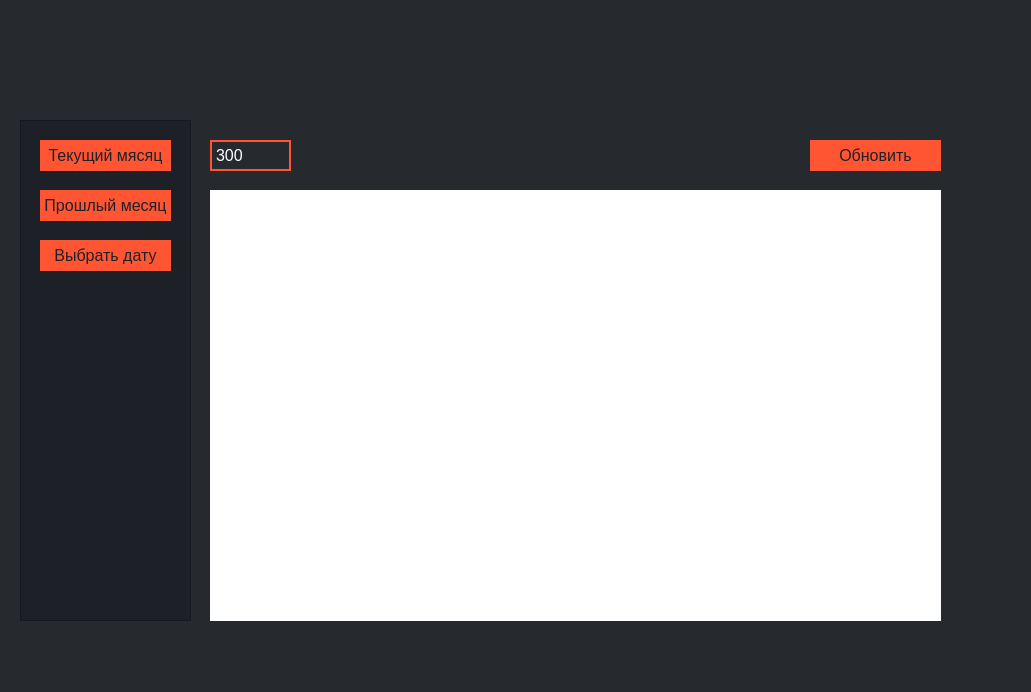
Old version of the form Работа/project/ui/AppMainWindow.ui in the repository vasiljev-sr/MyJupyterNotebook.
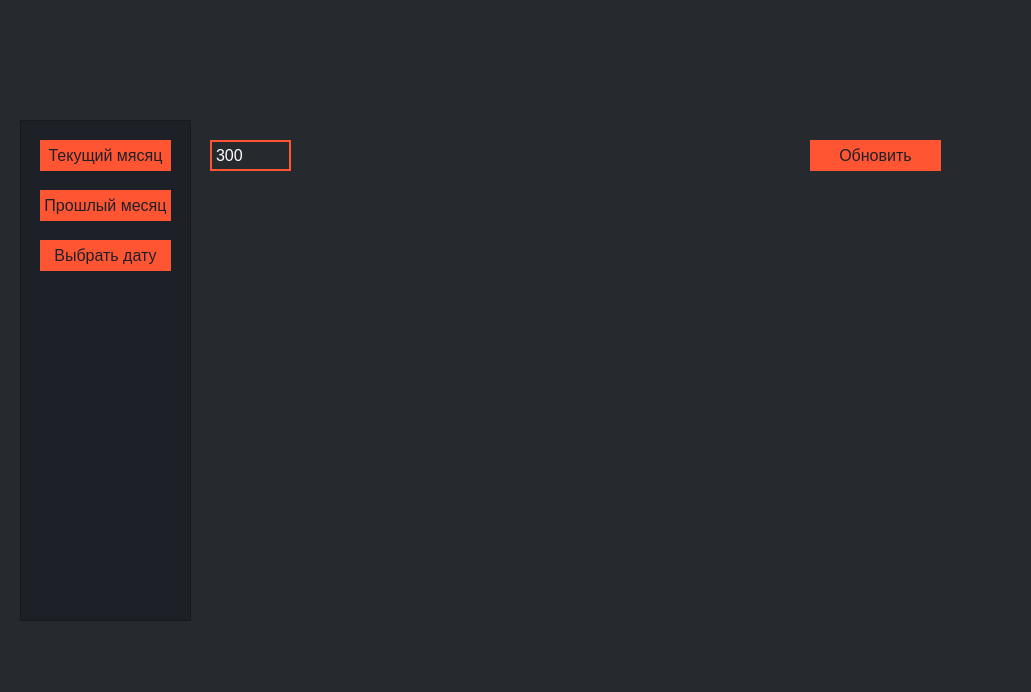
New version of the form. The open tabs and pages were chosen to show the change.

Patch:
```diff
--- a/Работа/project/ui/AppMainWindow.ui
+++ b/Работа/project/ui/AppMainWindow.ui
@@ -223,12 +223,77 @@
        <rect>
         <x>20</x>
         <y>80</y>
-        <width>731</width>
-        <height>431</height>
+        <width>200</width>
+        <height>200</height>
        </rect>
       </property>
       <property name="styleSheet">
-       <string notr="true">background-color: rgb(255, 255, 255);</string>
+       <string notr="true">background-color: rgb(38, 42, 47);</string>
+      </property>
+     </widget>
+     <widget class="QWidget" name="prev_plot_2" native="true">
+      <property name="geometry">
+       <rect>
+        <x>280</x>
+        <y>80</y>
+        <width>200</width>
+        <height>200</height>
+       </rect>
+      </property>
+      <property name="styleSheet">
+       <string notr="true">background-color: rgb(38, 42, 47);</string>
+      </property>
+     </widget>
+     <widget class="QWidget" name="prev_plot_4" native="true">
+      <property name="geometry">
+       <rect>
+        <x>20</x>
+        <y>310</y>
+        <width>200</width>
+        <height>200</height>
+       </rect>
+      </property>
+      <property name="styleSheet">
+       <string notr="true">background-color: rgb(38, 42, 47);</string>
+      </property>
+     </widget>
+     <widget class="QWidget" name="prev_plot_5" native="true">
+      <property name="geometry">
+       <rect>
+        <x>280</x>
+        <y>310</y>
+        <width>200</width>
+        <height>200</height>
+       </rect>
+      </property>
+      <property name="styleSheet">
+       <string notr="true">background-color: rgb(38, 42, 47);</string>
+      </property>
+     </widget>
+     <widget class="QWidget" name="prev_plot_6" native="true">
+      <property name="geometry">
+       <rect>
+        <x>550</x>
+        <y>310</y>
+        <width>200</width>
+        <height>200</height>
+       </rect>
+      </property>
+      <property name="styleSheet">
+       <string notr="true">background-color: rgb(38, 42, 47);</string>
+      </property>
+     </widget>
+     <widget class="QWidget" name="prev_plot_3" native="true">
+      <property name="geometry">
+       <rect>
+        <x>550</x>
+        <y>80</y>
+        <width>200</width>
+        <height>200</height>
+       </rect>
+      </property>
+      <property name="styleSheet">
+       <string notr="true">background-color: rgb(38, 42, 47);</string>
       </property>
      </widget>
      <widget class="QTextEdit" name="time_prev_mon">
```
Left out of the diff: 4 changed lines with no effect on the pictures.
